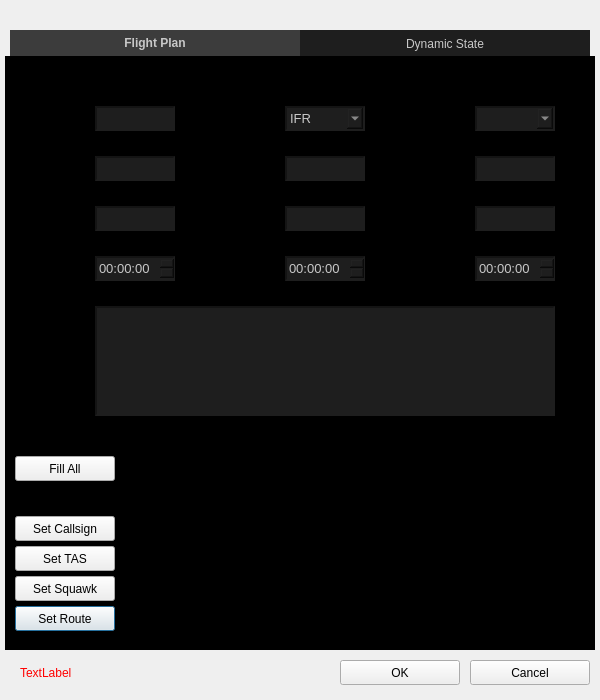
This is ui/dialogflightcreator.ui in ignmiz/ATC_Console as Qt 5 draws it before an edit. The edited form follows.
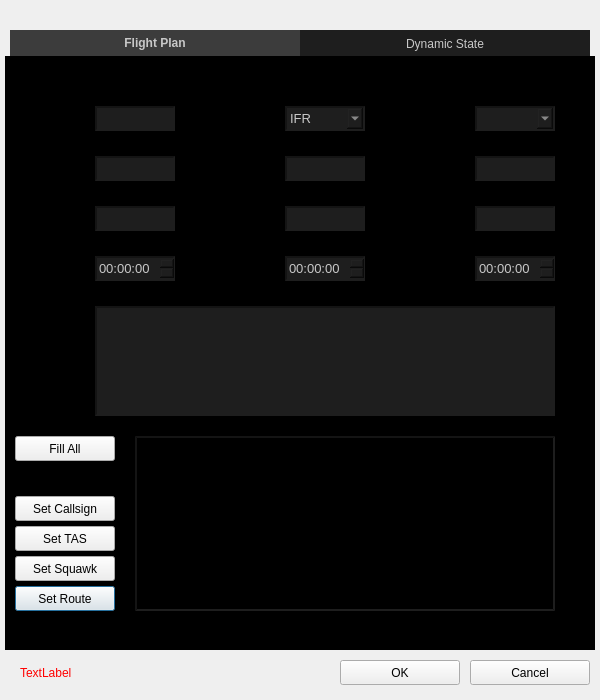
This is the edited form.

Commit message: Implemented route validator

```diff
--- a/ui/dialogflightcreator.ui
+++ b/ui/dialogflightcreator.ui
@@ -509,7 +509,7 @@
      <property name="geometry">
       <rect>
        <x>10</x>
-       <y>550</y>
+       <y>530</y>
        <width>100</width>
        <height>25</height>
       </rect>
@@ -522,7 +522,7 @@
      <property name="geometry">
       <rect>
        <x>10</x>
-       <y>400</y>
+       <y>380</y>
        <width>100</width>
        <height>25</height>
       </rect>
@@ -564,7 +564,7 @@
      <property name="geometry">
       <rect>
        <x>10</x>
-       <y>460</y>
+       <y>440</y>
        <width>100</width>
        <height>25</height>
       </rect>
@@ -577,7 +577,7 @@
      <property name="geometry">
       <rect>
        <x>10</x>
-       <y>520</y>
+       <y>500</y>
        <width>100</width>
        <height>25</height>
       </rect>
@@ -590,7 +590,7 @@
      <property name="geometry">
       <rect>
        <x>10</x>
-       <y>490</y>
+       <y>470</y>
        <width>100</width>
        <height>25</height>
       </rect>
@@ -673,6 +673,78 @@
 }</string>
      </property>
     </widget>
+    <widget class="QTableView" name="tableViewValidator">
+     <property name="geometry">
+      <rect>
+       <x>130</x>
+       <y>380</y>
+       <width>420</width>
+       <height>175</height>
+      </rect>
+     </property>
+     <property name="styleSheet">
+      <string notr="true">QTableView
+{;
+	color: #c8c8c8;;
+	background-color: #000000;
+	border-style: inset;
+	border-width: 2px;
+	border-color: #141414;
+	font: 11px;
+	outline: none;
+}
+
+QTableView::item:hover
+{
+    background-color: #4b4b4b;
+}
+
+QTableView::item:selected
+{
+
+}
+
+QTableView::item:selected:active
+{
+
+}
+
+QTableView::item:alternate
+{
+
+}
+
+QTableView::item:focus
+{
+	outline: none;
+}
+
+
+QScrollBar:vertical
+{
+	background: #000000;
+	width: 2px;
+	border: none;
+	margin: 0px 0px 0px 0px;
+}
+
+QScrollBar::handle:vertical {
+    background: #323232;
+}
+
+QScrollBar::add-page:vertical
+{
+	background: #000000;
+	border: none;
+}
+
+QScrollBar::sub-page:vertical
+{
+	background: #000000;
+	border: none;
+}</string>
+     </property>
+    </widget>
    </widget>
    <widget class="QWidget" name="tabDynamicState">
     <attribute name="title">
```
The commit also changes 8 other files.
